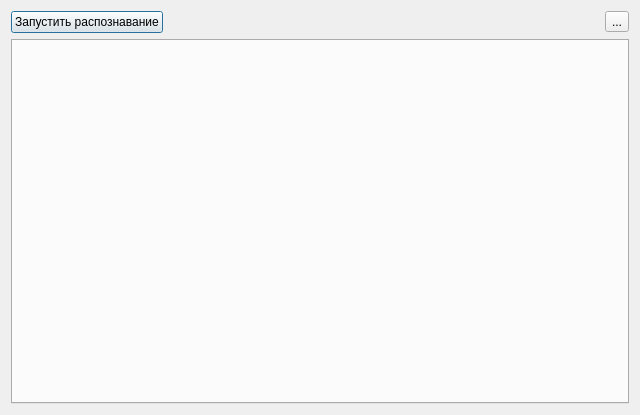
Qt form dialog.ui (MrTrojan52/MERAGui) before a commit.
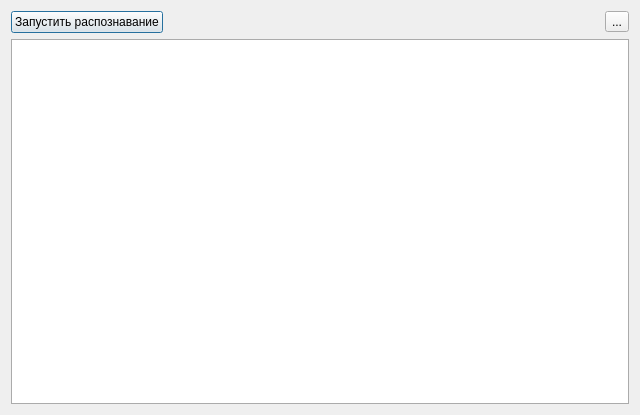
The same form after that commit. Icons and pictures are not drawn.

Commit message: added styles for qtabwidget

```diff
--- a/dialog.ui
+++ b/dialog.ui
@@ -65,6 +65,98 @@
    </item>
    <item>
     <widget class="QTabWidget" name="tabDevices">
+     <property name="styleSheet">
+      <string notr="true">QTabWidget::pane {
+    border: 1px solid #ABABAB;
+    background: white;
+}
+
+QTabWidget::tab-bar:top {
+    top: 1px;
+}
+
+QTabWidget::tab-bar:bottom {
+    bottom: 1px;
+}
+
+QTabWidget::tab-bar:left {
+    right: 1px;
+}
+
+QTabWidget::tab-bar:right {
+    left: 1px;
+}
+
+QTabBar::tab {
+    border: 1px solid #ABABAB;
+}
+
+QTabBar::tab:selected {
+    background: white;
+}
+
+QTabBar::tab:!selected {
+    background: #E1E1E1;
+}
+
+QTabBar::tab:!selected:hover {
+    background: #999;
+}
+
+QTabBar::tab:top:!selected {
+    margin-top: 3px;
+}
+
+QTabBar::tab:bottom:!selected {
+    margin-bottom: 3px;
+}
+
+QTabBar::tab:top, QTabBar::tab:bottom {
+    min-width: 8ex;
+    margin-right: -1px;
+    padding: 5px 10px 5px 10px;
+}
+
+QTabBar::tab:top:selected {
+    border-bottom: 2px solid #2fbbd2;
+}
+
+QTabBar::tab:bottom:selected {
+    border-top-color: none;
+}
+
+QTabBar::tab:top:last, QTabBar::tab:bottom:last,
+QTabBar::tab:top:only-one, QTabBar::tab:bottom:only-one {
+    margin-right: 0;
+}
+
+QTabBar::tab:left:!selected {
+    margin-right: 3px;
+}
+
+QTabBar::tab:right:!selected {
+    margin-left: 3px;
+}
+
+QTabBar::tab:left, QTabBar::tab:right {
+    min-height: 8ex;
+    margin-bottom: -1px;
+    padding: 10px 5px 10px 5px;
+}
+
+QTabBar::tab:left:selected {
+    border-left-color: none;
+}
+
+QTabBar::tab:right:selected {
+    border-right-color: none;
+}
+
+QTabBar::tab:left:last, QTabBar::tab:right:last,
+QTabBar::tab:left:only-one, QTabBar::tab:right:only-one {
+    margin-bottom: 0;
+}</string>
+     </property>
      <property name="tabPosition">
       <enum>QTabWidget::North</enum>
      </property>
```
